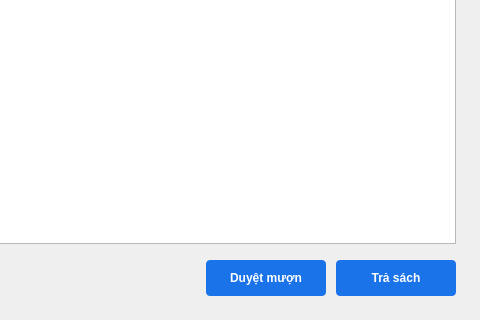
Old version of the form view/screen_loans.ui in the repository phuongphuong5110-create/library-app; both pictures show x 520 to 1000 and y 380 to 700 of the 1000 by 700 pixel window.
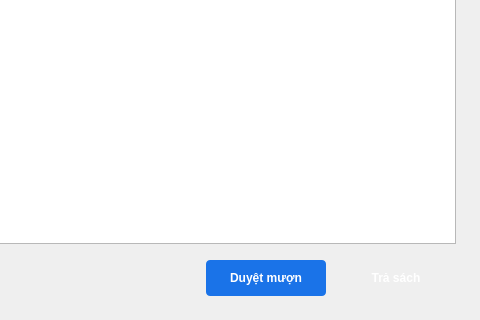
New version of the form.

Patch:
```diff
--- a/view/screen_loans.ui
+++ b/view/screen_loans.ui
@@ -322,7 +322,7 @@
         </size>
        </property>
        <property name="styleSheet">
-        <string notr="true">background-color: #1a73e8; color: white; border-radius: 4px; font-weight: bold;</string>
+        <string notr="true">color: white; border-radius: 4px; font-weight: bold;</string>
        </property>
        <property name="text">
         <string>Trả sách</string>
```
